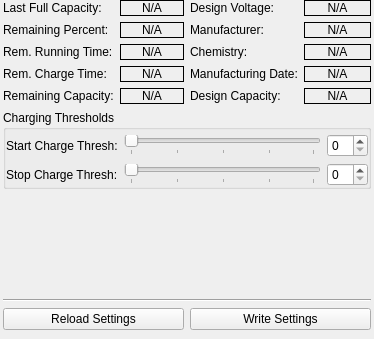
Nikola-K/tp_smapi_pyqt, file design.ui: the form before one commit; both pictures show x 0 to 374 and y 187 to 526 of the 374 by 526 pixel window.
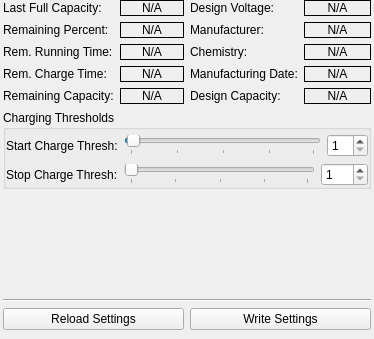
The form after the commit.

Commit message: Added signal events for sliders

What changed in the file:
```diff
--- a/design.ui
+++ b/design.ui
@@ -587,6 +587,9 @@
          </item>
          <item>
           <widget class="QSlider" name="start_charge_slider">
+           <property name="sliderPosition">
+            <number>1</number>
+           </property>
            <property name="orientation">
             <enum>Qt::Horizontal</enum>
            </property>
@@ -599,7 +602,11 @@
           </widget>
          </item>
          <item>
-          <widget class="QSpinBox" name="start_charge_spinbox"/>
+          <widget class="QSpinBox" name="start_charge_spinbox">
+           <property name="minimum">
+            <number>1</number>
+           </property>
+          </widget>
          </item>
         </layout>
        </item>
@@ -632,7 +639,14 @@
           </widget>
          </item>
          <item>
-          <widget class="QSpinBox" name="stop_charge_spinbox"/>
+          <widget class="QSpinBox" name="stop_charge_spinbox">
+           <property name="minimum">
+            <number>1</number>
+           </property>
+           <property name="maximum">
+            <number>100</number>
+           </property>
+          </widget>
          </item>
         </layout>
        </item>
```
Left out of the diff: 67 changed lines with no effect on the pictures. The commit also changes 1 other file.
